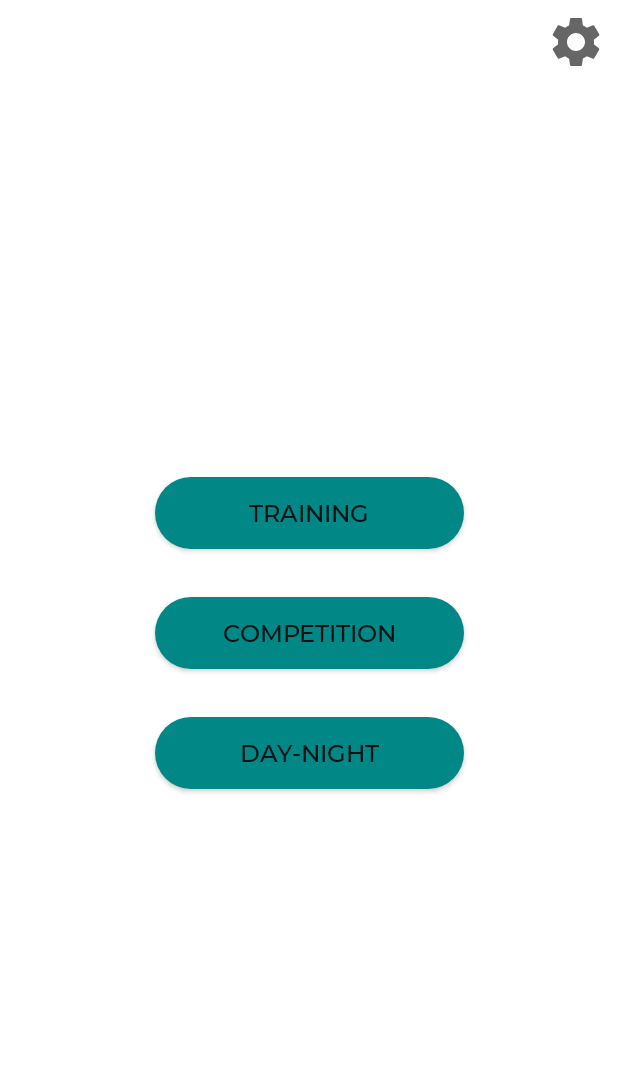
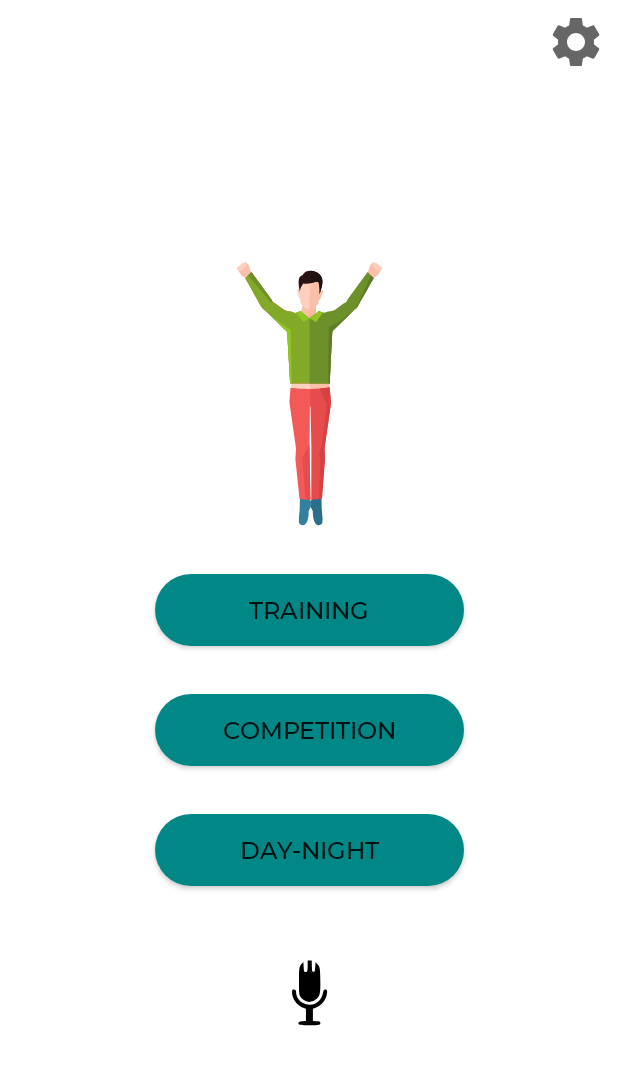
Before and after one commit to tomislav-ficko/Gibalica-App, an Android app: the MainFragment screen opened directly, with no data from a screen before it, on a phone screen of 412 x 824 dp. Shown: the top 1065 px of the screen. Run offline under Robolectric (Android 15) with nearby library versions, the phone set to English and light mode, and no system bars; our stand-ins replace Dagger/Hilt's generated code, Timber.

Commit message:
Add voice recognition button to main menu

```diff
--- /dev/null
+++ b/app/src/main/res/drawable/ic_mic.xml
@@ -0,0 +1,14 @@
+<vector xmlns:android="http://schemas.android.com/apk/res/android"
+    android:width="128dp"
+    android:height="128dp"
+    android:viewportWidth="128"
+    android:viewportHeight="128">
+  <path
+      android:pathData="M60,14.7c0,9.9 -0.7,11.6 -4.1,11.1 -2.3,-0.3 -2.4,-0.8 -2.9,-8.6l-0.5,-8.4 -2.2,2.4c-5,5.4 -5.3,6.8 -5.3,30.7 0,21.3 0.1,22.5 2.2,26.3 2.3,4 7.9,8 13,9.2 4.7,1.1 11.8,-1.4 15.9,-5.5 5.3,-5.3 6.2,-10.3 5.7,-33.4 -0.3,-20.1 -0.6,-21.4 -5.7,-26.8l-2.6,-2.8 -0.5,8.3c-0.5,8.1 -0.6,8.3 -3,8.3 -2.5,-0 -2.5,-0.1 -2.8,-9.8l-0.3,-9.7 -3.4,-0 -3.5,-0 0,8.7z"
+      android:fillColor="#000000"
+      android:strokeColor="#00000000"/>
+  <path
+      android:pathData="M33.7,56.7c-0.4,0.3 -0.7,2.8 -0.7,5.4 0,10.1 9.5,22.4 20.1,25.9l3.9,1.3 0,10.8 0,10.8 -5.6,0.3c-6.4,0.3 -8.8,2.3 -6.5,5.2 1.1,1.3 4,1.6 18.1,1.6 17.7,-0 19.6,-0.5 18.8,-4.7 -0.3,-1.5 -1.5,-1.9 -6.6,-2.1l-6.2,-0.3 0,-10.7 0,-10.7 4.8,-1.7c9.3,-3.3 16.9,-12.2 19.2,-22.3 1.5,-6.9 0.7,-9.7 -2.7,-9.3 -2.4,0.3 -2.9,0.9 -3.8,5.8 -1.9,9.1 -5.9,14.7 -13.1,18.4 -11.1,5.5 -25.9,0.4 -31.3,-10.7 -1.2,-2.4 -2.1,-5.9 -2.1,-7.8 0,-1.9 -0.5,-4 -1.2,-4.7 -1.3,-1.3 -4.1,-1.6 -5.1,-0.5z"
+      android:fillColor="#000000"
+      android:strokeColor="#00000000"/>
+</vector>
--- a/app/src/main/res/layout/fragment_main.xml
+++ b/app/src/main/res/layout/fragment_main.xml
@@ -21,13 +21,25 @@
         app:layout_constraintGuide_percent="0.75" />
 
     <ImageView
-        android:id="@+id/iv_logo"
+        android:id="@+id/iv_settings"
         style="@style/ImageButton"
         android:layout_marginEnd="@dimen/margin_img_btn"
         android:src="@drawable/ic_baseline_settings_24"
         app:layout_constraintEnd_toEndOf="parent"
         app:layout_constraintTop_toTopOf="parent"
         app:tint="@color/black" />
+
+    <ImageView
+        android:id="@+id/iv_logo"
+        android:layout_width="0dp"
+        android:layout_height="wrap_content"
+        android:layout_marginBottom="32dp"
+        android:src="@drawable/ic_gibalica"
+        app:layout_constraintBottom_toTopOf="@id/btn_training"
+        app:layout_constraintEnd_toStartOf="@id/guideline_end"
+        app:layout_constraintStart_toEndOf="@id/guideline_start"
+        app:layout_constraintTop_toBottomOf="@id/iv_settings"
+        app:layout_constraintVertical_chainStyle="packed" />
 
     <Button
         android:id="@+id/btn_training"
@@ -37,8 +49,7 @@
         app:layout_constraintBottom_toTopOf="@id/btn_competition"
         app:layout_constraintEnd_toStartOf="@id/guideline_end"
         app:layout_constraintStart_toEndOf="@id/guideline_start"
-        app:layout_constraintTop_toBottomOf="@id/iv_logo"
-        app:layout_constraintVertical_chainStyle="packed" />
+        app:layout_constraintTop_toBottomOf="@id/iv_logo" />
 
     <Button
         android:id="@+id/btn_competition"
@@ -55,9 +66,22 @@
         style="@style/Button"
         android:layout_marginBottom="32dp"
         android:text="@string/btn_day_night"
-        app:layout_constraintBottom_toBottomOf="parent"
+        app:layout_constraintBottom_toTopOf="@id/btn_voice"
         app:layout_constraintEnd_toStartOf="@id/guideline_end"
         app:layout_constraintStart_toEndOf="@id/guideline_start"
         app:layout_constraintTop_toBottomOf="@id/btn_competition" />
 
+    <ImageButton
+        android:id="@+id/btn_voice"
+        android:layout_width="80dp"
+        android:layout_height="80dp"
+        android:background="@color/white"
+        android:padding="15dp"
+        android:scaleType="fitCenter"
+        android:src="@drawable/ic_mic"
+        app:layout_constraintBottom_toBottomOf="parent"
+        app:layout_constraintEnd_toStartOf="@id/guideline_end"
+        app:layout_constraintStart_toEndOf="@id/guideline_start"
+        app:layout_constraintTop_toBottomOf="@id/btn_day_night" />
+
 </androidx.constraintlayout.widget.ConstraintLayout>
```
